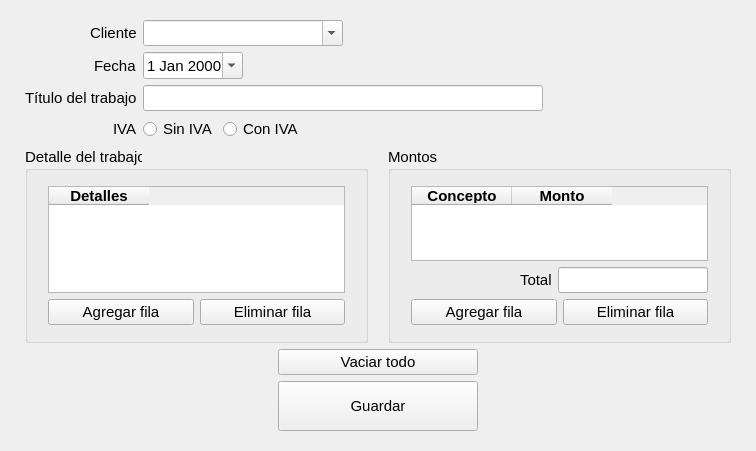
angelogllrd/Presupuestador, file ui/presupuestos.ui: the form before one commit.
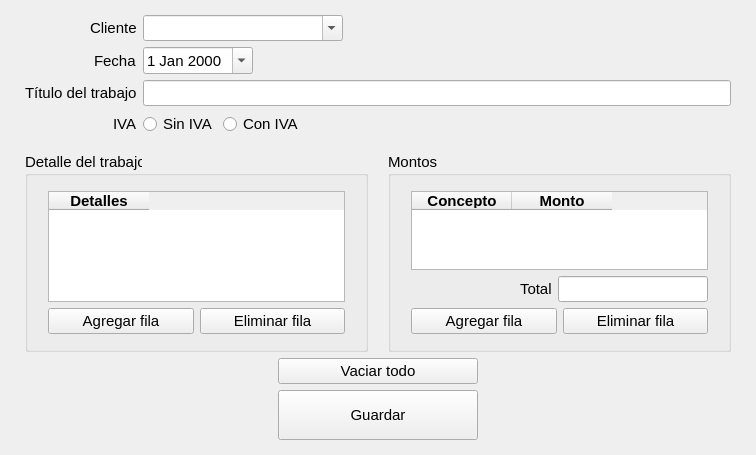
The form after the commit. Icons and pictures are not drawn.

What changed in the file:
```diff
--- a/ui/presupuestos.ui
+++ b/ui/presupuestos.ui
@@ -7,7 +7,7 @@
     <x>0</x>
     <y>0</y>
     <width>756</width>
-    <height>451</height>
+    <height>455</height>
    </rect>
   </property>
   <property name="windowTitle">
@@ -19,13 +19,13 @@
      <number>25</number>
     </property>
     <property name="topMargin">
-     <number>20</number>
+     <number>15</number>
     </property>
     <property name="rightMargin">
      <number>25</number>
     </property>
     <property name="bottomMargin">
-     <number>20</number>
+     <number>15</number>
     </property>
     <item row="1" column="0">
      <layout class="QFormLayout" name="formLayout">
@@ -90,7 +90,7 @@
        <widget class="QDateEdit" name="dateEdit_fecha">
         <property name="maximumSize">
          <size>
-          <width>100</width>
+          <width>110</width>
           <height>16777215</height>
          </size>
         </property>
@@ -122,7 +122,7 @@
        <widget class="QLineEdit" name="lineEdit_titulo">
         <property name="maximumSize">
          <size>
-          <width>400</width>
+          <width>600</width>
           <height>16777215</height>
          </size>
         </property>
@@ -215,6 +215,16 @@
       <property name="text">
        <string>Guardar</string>
       </property>
+      <property name="icon">
+       <iconset>
+        <normaloff>../resources/icons/icon_save.png</normaloff>../resources/icons/icon_save.png</iconset>
+      </property>
+      <property name="iconSize">
+       <size>
+        <width>16</width>
+        <height>16</height>
+       </size>
+      </property>
      </widget>
     </item>
     <item row="6" column="0" alignment="Qt::AlignHCenter">
@@ -240,6 +250,16 @@
       <property name="text">
        <string>Vaciar todo</string>
       </property>
+      <property name="icon">
+       <iconset>
+        <normaloff>../resources/icons/icon_clean.png</normaloff>../resources/icons/icon_clean.png</iconset>
+      </property>
+      <property name="iconSize">
+       <size>
+        <width>16</width>
+        <height>16</height>
+       </size>
+      </property>
      </widget>
     </item>
     <item row="5" column="0">
@@ -247,6 +267,9 @@
       <property name="spacing">
        <number>20</number>
       </property>
+      <property name="topMargin">
+       <number>10</number>
+      </property>
       <item>
        <layout class="QVBoxLayout" name="verticalLayout">
         <item>
```
Left out of the diff: 34 changed lines with no effect on the pictures.
